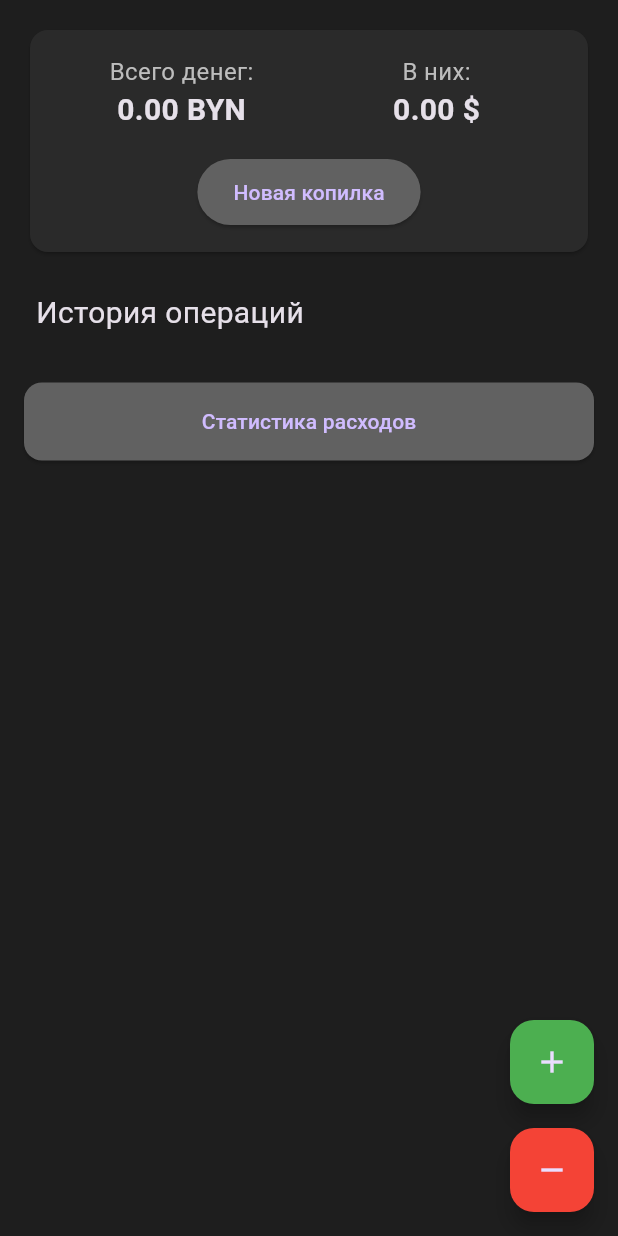
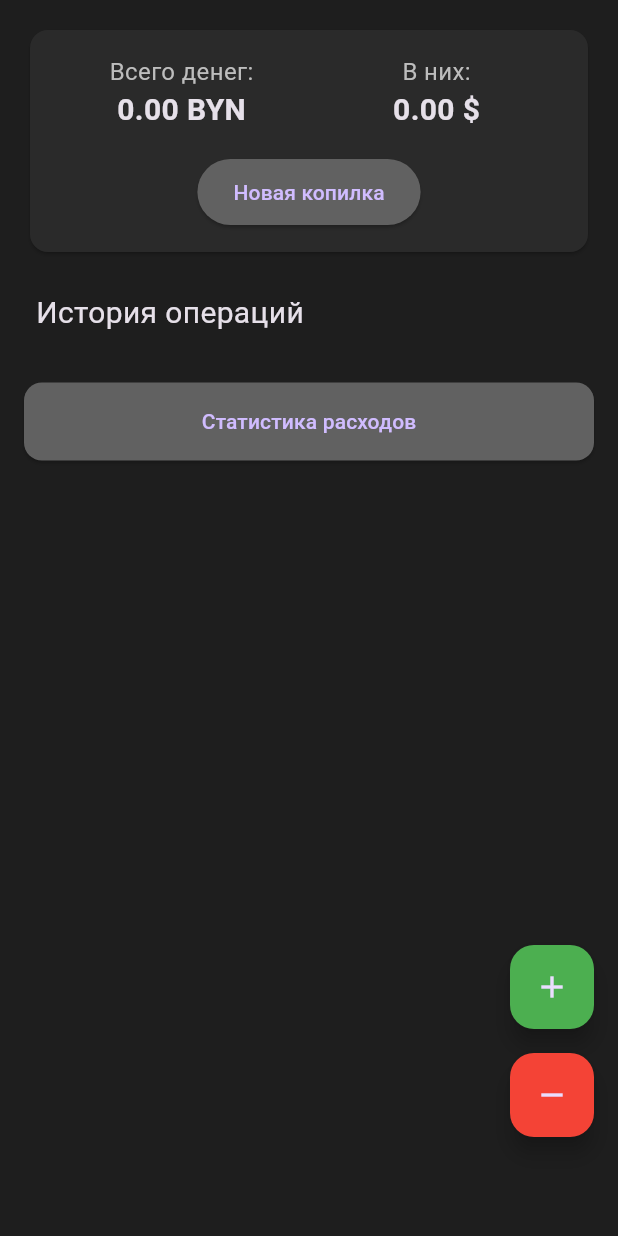
Before and after one commit to PocketSFabuser/Wallet, a Flutter app: the screen it shows after launch, on a phone screen of 412 x 824 dp. Run offline on Flutter 3.47's test engine with Material 3 defaults, Android fonts, the light colour scheme and no system bars; our stand-ins replace fl_chart, shared_preferences.

Commit message:
design fix

```diff
--- a/lib/main.dart
+++ b/lib/main.dart
@@ -1043,14 +1043,12 @@ class _MyHomePageState extends State<MyHomePage> with TickerProviderStateMixin {
                       ..._transactions.reversed.map((t) =>
                           _buildTransactionItem(t)),
                       const SizedBox(height: 80),
-                      // Отступ для кнопки статистики
                     ],
                   ),
                 ],
               ),
             ),
           ),
-          // Закрепленная кнопка статистики
           Positioned(
             bottom: 16,
             left: 16,
@@ -1060,8 +1058,7 @@ class _MyHomePageState extends State<MyHomePage> with TickerProviderStateMixin {
                 Navigator.push(
                   context,
                   MaterialPageRoute(
-                    builder: (context) =>
-                        StatsPage(transactions: _transactions),
+                    builder: (context) => StatsPage(transactions: _transactions),
                   ),
                 );
               },
@@ -1077,8 +1074,11 @@ class _MyHomePageState extends State<MyHomePage> with TickerProviderStateMixin {
           ),
         ],
       ),
-      floatingActionButton: Column(
+      floatingActionButton: Padding(
+        padding: const EdgeInsets.only(bottom: 50), // Отступ снизу для кнопки статистики
+        child: Column(
           mainAxisAlignment: MainAxisAlignment.end,
+          crossAxisAlignment: CrossAxisAlignment.end,
           children: [
             FloatingActionButton(
               heroTag: 'income',
@@ -1095,6 +1095,7 @@ class _MyHomePageState extends State<MyHomePage> with TickerProviderStateMixin {
             ),
           ],
         ),
+      ),
     );
   }
 }
```
Lines whose indentation alone changed are shown as unchanged.
